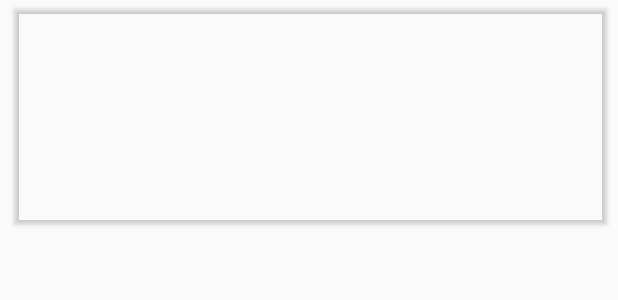
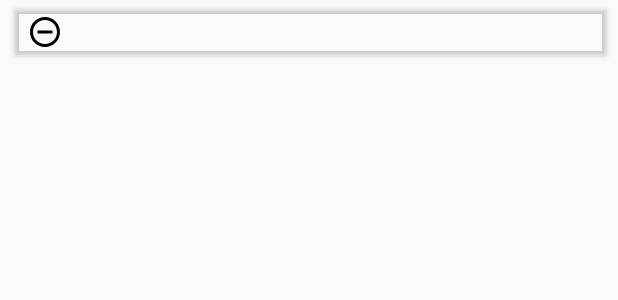
Before and after one commit to FatalOz/AndroidBS, an Android app: the layout movie_item.xml on its own in the app's theme, with its tools: preview values and no code run, on a phone screen of 412 x 824 dp. Shown: the top 300 px of the screen. Run offline under Robolectric (Android 15) with nearby library versions, the phone set to English and light mode, and no system bars.

```diff
--- a/app/src/main/java/oz/moviematch/MovieRecyclerViewAdapter.java
+++ b/app/src/main/java/oz/moviematch/MovieRecyclerViewAdapter.java
@@ -2,6 +2,9 @@ package oz.moviematch;
 
 import android.content.Context;
 import android.content.Intent;
+import android.media.Image;
+import android.os.Handler;
+import android.os.Looper;
 import android.support.annotation.NonNull;
 import android.support.v7.widget.RecyclerView;
 import android.util.Log;
@@ -10,6 +13,7 @@ import android.view.View;
 import android.view.ViewGroup;
 import android.widget.ImageView;
 import android.widget.TextView;
+import android.widget.Toast;
 
 import com.squareup.picasso.Picasso;
 
@@ -56,13 +60,17 @@ public class MovieRecyclerViewAdapter extends RecyclerView.Adapter<MovieRecycler
         ImageView moviePoster;
         TextView movieName;
         TextView movieYear;
+        TextView movieRating;
         String movieId;
+        ImageView removeButton;
 
         public MovieViewHolder(View view, MovieRecyclerViewAdapter adapter) {
             super(view);
             this.moviePoster = (ImageView)  view.findViewById(R.id.poster);
             this.movieName = (TextView) view.findViewById(R.id.movieName);
             this.movieYear = (TextView) view.findViewById(R.id.movieYear);
+            this.removeButton = (ImageView) view.findViewById(R.id.removeFavorite);
+            this.movieRating = (TextView) view.findViewById(R.id.movieRating);
         }
 
 
@@ -73,7 +81,7 @@ public class MovieRecyclerViewAdapter extends RecyclerView.Adapter<MovieRecycler
             v.getContext().startActivity(intent);
         }
 
-        public void bind(String current) {
+        public void bind(final String current) {
 
             movieId = current;
             Retrofit retrofit = new Retrofit.Builder()
@@ -87,6 +95,32 @@ public class MovieRecyclerViewAdapter extends RecyclerView.Adapter<MovieRecycler
 
             myInterface.getMovie(current).enqueue(movieCallback);
 
+            removeButton.setOnClickListener(new View.OnClickListener() {
+                @Override
+                public void onClick(View v) {
+                    DisplayPageActivity.removeFromFavorites("" + current, v.getContext());
+                    Toast.makeText(v.getContext(), "Favorite removed! Click me to undo!", Toast.LENGTH_SHORT).show();
+                    Intent intent = new Intent(v.getContext(), FavoriteActivity.class);
+                    v.getContext().startActivity(intent);
+                }
+            });
+
+            final Handler uiHandler = new Handler(Looper.getMainLooper());
+
+            new Thread(new Runnable() {
+                @Override
+                public void run() {
+
+                    final int rating = DisplayPageActivity.computeRatings(DBUtils.readMovie(current).getRatings());
+
+                    uiHandler.post(new Runnable() {
+                        @Override
+                        public void run() {
+                            movieRating.setText(rating + "% liked this movie");
+                        }
+                    });
+                }
+            }).start();
         }
 
         Callback<Movie> movieCallback = new Callback<Movie>() {
--- /dev/null
+++ b/app/src/main/res/drawable/ic_remove_circle_outline_black.xml
@@ -0,0 +1,9 @@
+<vector xmlns:android="http://schemas.android.com/apk/res/android"
+        android:width="24dp"
+        android:height="24dp"
+        android:viewportWidth="24.0"
+        android:viewportHeight="24.0">
+    <path
+        android:fillColor="#FF000000"
+        android:pathData="M7,11v2h10v-2L7,11zM12,2C6.48,2 2,6.48 2,12s4.48,10 10,10 10,-4.48 10,-10S17.52,2 12,2zM12,20c-4.41,0 -8,-3.59 -8,-8s3.59,-8 8,-8 8,3.59 8,8 -3.59,8 -8,8z"/>
+</vector>
--- a/app/src/main/res/layout/movie_item.xml
+++ b/app/src/main/res/layout/movie_item.xml
@@ -2,16 +2,17 @@
 <android.support.constraint.ConstraintLayout xmlns:android="http://schemas.android.com/apk/res/android"
     xmlns:app="http://schemas.android.com/apk/res-auto"
     xmlns:tools="http://schemas.android.com/tools"
+    style="@style/ElevationItem"
     android:layout_width="match_parent"
     android:layout_height="wrap_content"
-    android:orientation="vertical"
-    style="@style/ElevationItem">
+    android:orientation="vertical">
+
     <ImageView
         android:id="@+id/poster"
-        android:layout_width="150dp"
-        android:layout_height="135dp"
-        android:layout_marginTop="4dp"
-        android:layout_marginEnd="4dp"
+        android:layout_width="wrap_content"
+        android:layout_height="wrap_content"
+        android:layout_marginTop="8dp"
+        android:layout_marginEnd="8dp"
         android:layout_marginBottom="4dp"
         app:layout_constraintBottom_toBottomOf="parent"
         app:layout_constraintEnd_toEndOf="parent"
@@ -19,35 +20,45 @@
 
     <TextView
         android:id="@+id/movieName"
-        android:layout_width="0dp"
-        android:layout_height="16dp"
+        android:layout_width="125dp"
+        android:layout_height="wrap_content"
         android:layout_marginStart="4dp"
         android:layout_marginTop="4dp"
-        android:layout_marginEnd="4dp"
         android:textAlignment="center"
         android:textColor="@android:color/black"
-        android:textSize="14sp"
+        android:textSize="20sp"
         android:textStyle="italic"
-        app:layout_constraintBottom_toBottomOf="parent"
-        app:layout_constraintEnd_toStartOf="@+id/poster"
         app:layout_constraintStart_toStartOf="parent"
-        app:layout_constraintTop_toTopOf="parent"
-        app:layout_constraintVertical_bias="0.007" />
+        app:layout_constraintTop_toTopOf="parent" />
 
     <TextView
         android:id="@+id/movieYear"
-        android:layout_width="0dp"
+        android:layout_width="wrap_content"
+        android:layout_height="wrap_content"
+        android:layout_marginStart="4dp"
+        android:layout_marginTop="12dp"
+        android:textAlignment="center"
+        android:textColor="#9c9c9c"
+        app:layout_constraintStart_toEndOf="@+id/movieName"
+        app:layout_constraintTop_toTopOf="parent" />
+
+    <ImageView
+        android:id="@+id/removeFavorite"
+        android:layout_width="wrap_content"
         android:layout_height="wrap_content"
         android:layout_marginStart="8dp"
-        android:layout_marginTop="8dp"
-        android:layout_marginEnd="8dp"
-        android:textAlignment="center"
-        android:textColor="#9c9c9c"
+        android:layout_marginBottom="4dp"
         app:layout_constraintBottom_toBottomOf="parent"
-        app:layout_constraintEnd_toStartOf="@+id/poster"
-        app:layout_constraintHorizontal_bias="0.507"
         app:layout_constraintStart_toStartOf="parent"
-        app:layout_constraintTop_toBottomOf="@+id/movieName"
-        app:layout_constraintVertical_bias="0.347" />
+        app:srcCompat="@drawable/ic_remove_circle_outline_black" />
+
+    <TextView
+        android:id="@+id/movieRating"
+        android:layout_width="wrap_content"
+        android:layout_height="wrap_content"
+        android:layout_marginStart="8dp"
+        android:layout_marginBottom="8dp"
+        app:layout_constraintBottom_toBottomOf="parent"
+        app:layout_constraintStart_toEndOf="@+id/removeFavorite" />
 
 </android.support.constraint.ConstraintLayout>
```
